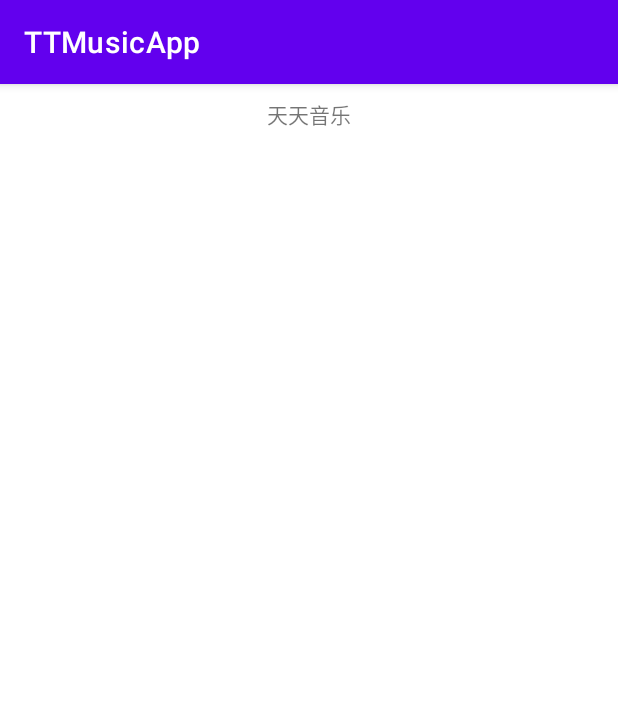
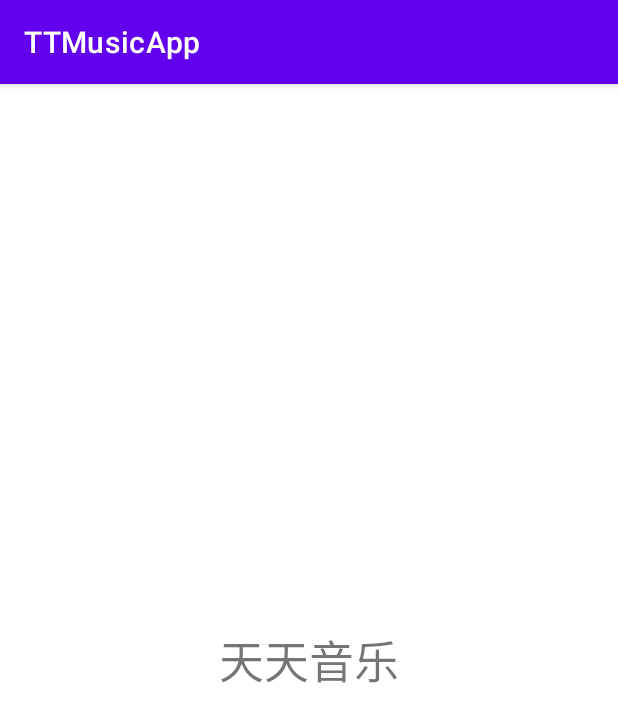
Before and after one commit to 1QQ6/TTMusicApp, an Android app: the screen it shows after launch (HomeActivity before the commit, SplashActivity after it), on a phone screen of 412 x 824 dp. Shown: the top 722 px of the screen. Run offline under Robolectric (Android 15) with nearby library versions, the phone set to English and light mode, and no system bars.

Commit message:
添加Spalsh页面

```diff
--- a/app/src/main/AndroidManifest.xml
+++ b/app/src/main/AndroidManifest.xml
@@ -1,7 +1,9 @@
 <?xml version="1.0" encoding="utf-8"?>
 <manifest xmlns:android="http://schemas.android.com/apk/res/android"
     package="com.wyq.ttmusicapp">
+
     <uses-permission android:name="android.permission.READ_EXTERNAL_STORAGE" />
+
     <application
         android:allowBackup="true"
         android:icon="@mipmap/ic_launcher"
@@ -9,7 +11,8 @@
         android:roundIcon="@mipmap/ic_launcher_round"
         android:supportsRtl="true"
         android:theme="@style/Theme.TTMusicApp">
-        <activity android:name=".HomeActivity">
+        <activity android:name=".HomeActivity"></activity>
+        <activity android:name=".view.activity.SplashActivity">
             <intent-filter>
                 <action android:name="android.intent.action.MAIN" />
 
--- a/app/src/main/java/com/wyq/ttmusicapp/HomeActivity.kt
+++ b/app/src/main/java/com/wyq/ttmusicapp/HomeActivity.kt
@@ -1,28 +1,19 @@
 package com.wyq.ttmusicapp
 
-import android.Manifest
-import android.content.Intent
-import android.content.pm.PackageManager
-import android.os.Build
 import android.os.Bundle
-import android.widget.Toast
-import androidx.core.app.ActivityCompat
-import androidx.core.content.ContextCompat
 import com.wyq.ttmusicapp.Entity.Song
-import com.wyq.ttmusicapp.adpter.SongListAdapter
+import com.wyq.ttmusicapp.adpter.SongsAdapter
 import com.wyq.ttmusicapp.base.BaseActivity
 import com.wyq.ttmusicapp.utils.MusicScanUtils
 import kotlinx.android.synthetic.main.activity_main.*
-import java.util.*
 
 class HomeActivity : BaseActivity() {
 
     private var listSongs:List<Song>? = null
-    private var songListAdapter:SongListAdapter? = null
-    private val PERMISSON_REQUESTCODE = 1
+    private var songsAdapter:SongsAdapter? = null
+
     override fun onCreate(savedInstanceState: Bundle?) {
         super.onCreate(savedInstanceState)
-        initPermission()
     }
 
     override fun getLayout(): Int {
@@ -34,65 +25,11 @@ class HomeActivity : BaseActivity() {
     }
 
     override fun initViews() {
-        songListAdapter = listSongs?.let { SongListAdapter(this, it) }
-        home_list_view.adapter = songListAdapter
+        songsAdapter = listSongs?.let { SongsAdapter(this, it) }
+        home_list_view.adapter = songsAdapter
     }
 
     override fun setupToolbar() {
 
     }
-    private fun initPermission() {
-        if (Build.VERSION.SDK_INT < Build.VERSION_CODES.M) {
-            //checkSkip()
-            return
-        }
-        if (ContextCompat.checkSelfPermission(
-                this,
-                Manifest.permission.READ_EXTERNAL_STORAGE
-            ) !== PackageManager.PERMISSION_GRANTED
-        ) {
-            ActivityCompat.requestPermissions(
-                this,
-                arrayOf(Manifest.permission.READ_EXTERNAL_STORAGE),
-                PERMISSON_REQUESTCODE
-            )
-        } else {
-            //checkSkip()
-        }
-    }
-
-    private fun checkSkip() {
-        val timer = Timer()
-        val task: TimerTask = object : TimerTask() {
-            override fun run() {
-                startMusicActivity()
-            }
-        }
-        timer.schedule(task, 1000)
-    }
-
-    override fun onRequestPermissionsResult(
-        requestCode: Int,
-        permissions: Array<out String>,
-        grantResults: IntArray
-    ) {
-        when (requestCode) {
-            PERMISSON_REQUESTCODE -> if (grantResults[0] == PackageManager.PERMISSION_GRANTED
-            ) {
-                //checkSkip()
-            } else {
-                Toast.makeText(this, "必须同意所有权限才能使用本程序", Toast.LENGTH_SHORT).show()
-                finish()
-            }
-            else -> {
-            }
-        }
-    }
-
-    private fun startMusicActivity() {
-        val intent = Intent()
-        intent.setClass(this, HomeActivity::class.java)
-        startActivity(intent)
-        finish()
-    }
 }
--- a/app/src/main/java/com/wyq/ttmusicapp/adpter/SongListAdapter.kt
+++ b/app/src/main/java/com/wyq/ttmusicapp/adpter/SongsAdapter.kt
@@ -13,7 +13,7 @@ import com.wyq.ttmusicapp.utils.MusicScanUtils
 /**
  * Created by Roman on 2021/1/10
  */
-class SongListAdapter(var context: Context,var listSong: List<Song>) : BaseAdapter() {
+class SongsAdapter(var context: Context, var listSong: List<Song>) : BaseAdapter() {
 
     inner class ViewHolder{
         var songName: TextView?=null
--- a/app/src/main/java/com/wyq/ttmusicapp/base/BaseActivity.kt
+++ b/app/src/main/java/com/wyq/ttmusicapp/base/BaseActivity.kt
@@ -29,7 +29,7 @@ import androidx.appcompat.app.AppCompatActivity
     abstract fun getLayout(): Int
 
     /**
-     * findView
+     * 初始化数据
      */
     abstract fun initData()
 
--- /dev/null
+++ b/app/src/main/java/com/wyq/ttmusicapp/view/activity/SplashActivity.kt
@@ -0,0 +1,92 @@
+package com.wyq.ttmusicapp.view.activity
+
+import android.Manifest
+import android.content.Intent
+import android.content.pm.PackageManager
+import android.os.Build
+import android.os.Bundle
+import android.widget.Toast
+import androidx.core.app.ActivityCompat
+import androidx.core.content.ContextCompat
+import com.wyq.ttmusicapp.HomeActivity
+import com.wyq.ttmusicapp.R
+import com.wyq.ttmusicapp.base.BaseActivity
+import java.util.*
+
+class SplashActivity : BaseActivity() {
+    private val PERMISSON_REQUESTCODE = 1
+
+
+    override fun onCreate(savedInstanceState: Bundle?) {
+        super.onCreate(savedInstanceState)
+        initPermission()
+    }
+
+    override fun getLayout(): Int {
+       return R.layout.activity_splash
+    }
+
+    override fun initData() {
+    }
+
+    override fun initViews() {
+    }
+
+    override fun setupToolbar() {
+    }
+
+    private fun initPermission() {
+        if (Build.VERSION.SDK_INT < Build.VERSION_CODES.M) {
+            checkSkip()
+            return
+        }
+        if (ContextCompat.checkSelfPermission(
+                        this,
+                        Manifest.permission.READ_EXTERNAL_STORAGE
+                ) !== PackageManager.PERMISSION_GRANTED
+        ) {
+            ActivityCompat.requestPermissions(
+                    this,
+                    arrayOf(Manifest.permission.READ_EXTERNAL_STORAGE),
+                    PERMISSON_REQUESTCODE
+            )
+        } else {
+            checkSkip()
+        }
+    }
+
+    private fun checkSkip() {
+        val timer = Timer()
+        val task: TimerTask = object : TimerTask() {
+            override fun run() {
+                startMusicActivity()
+            }
+        }
+        timer.schedule(task, 3000)
+    }
+
+    private fun startMusicActivity() {
+        val intent = Intent()
+        intent.setClass(this, HomeActivity::class.java)
+        startActivity(intent)
+        finish()
+    }
+
+    override fun onRequestPermissionsResult(
+            requestCode: Int,
+            permissions: Array<out String>,
+            grantResults: IntArray
+    ) {
+        when (requestCode) {
+            PERMISSON_REQUESTCODE -> if (grantResults[0] == PackageManager.PERMISSION_GRANTED
+            ) {
+                checkSkip()
+            } else {
+                Toast.makeText(this, "必须同意所有权限才能使用本程序", Toast.LENGTH_SHORT).show()
+                finish()
+            }
+            else -> {
+            }
+        }
+    }
+}
--- /dev/null
+++ b/app/src/main/res/layout/activity_splash.xml
@@ -0,0 +1,17 @@
+<?xml version="1.0" encoding="utf-8"?>
+<androidx.constraintlayout.widget.ConstraintLayout xmlns:android="http://schemas.android.com/apk/res/android"
+    xmlns:app="http://schemas.android.com/apk/res-auto"
+    xmlns:tools="http://schemas.android.com/tools"
+    android:layout_width="match_parent"
+    android:layout_height="match_parent"
+    tools:context=".view.activity.SplashActivity">
+
+    <TextView
+        android:layout_width="match_parent"
+        android:layout_height="match_parent"
+        android:text="天天音乐"
+        android:gravity="center"
+        android:textSize="30sp"
+        />
+
+</androidx.constraintlayout.widget.ConstraintLayout>
```
